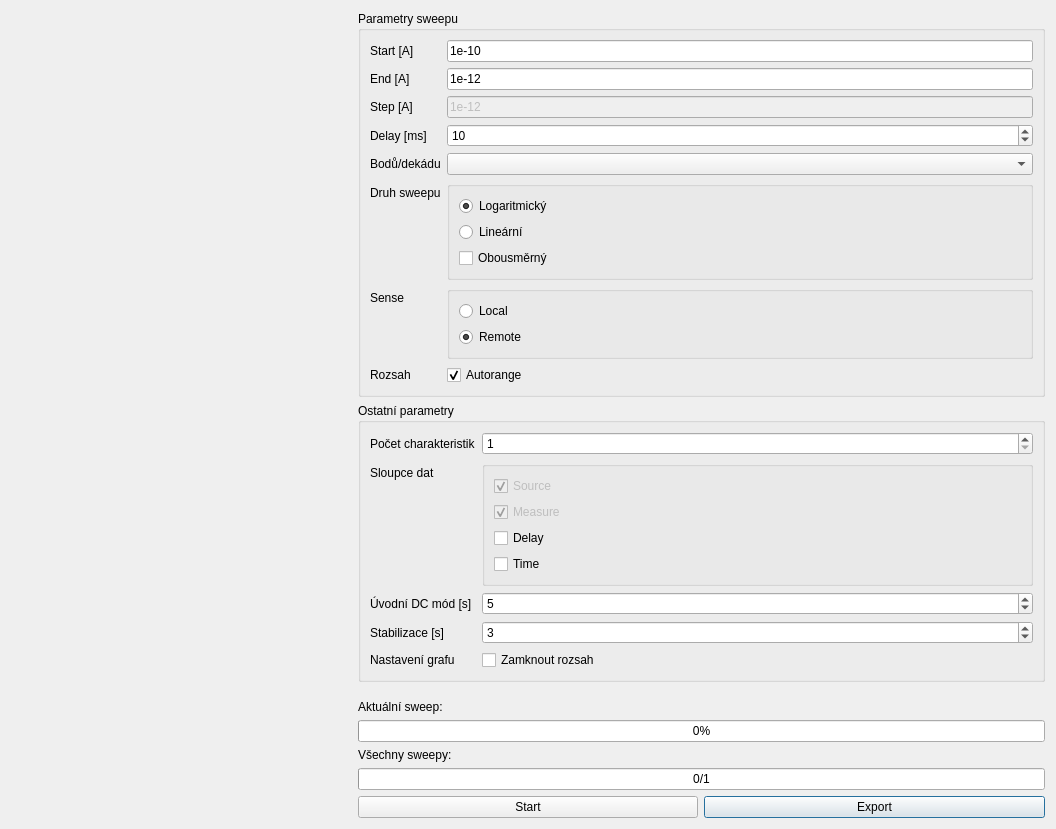
First picture: the form in gui.ui, repository roesel/k237, before the edit.
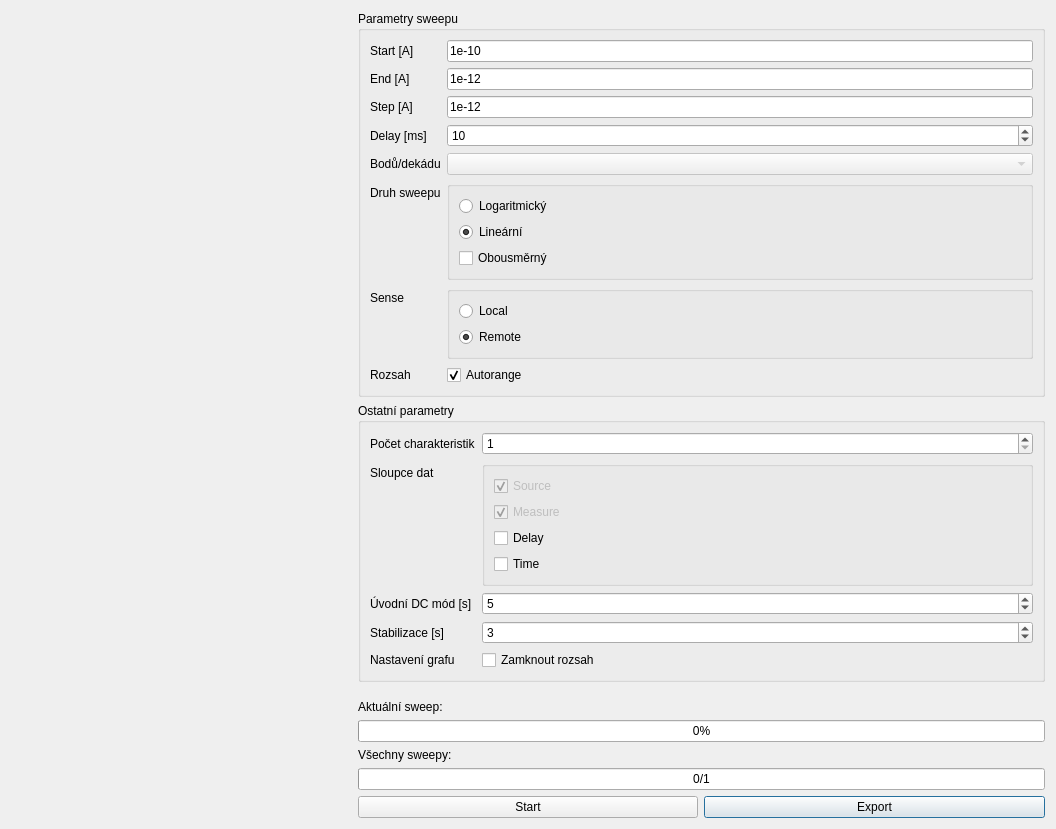
Second picture: the form after the edit. Icons and pictures are not drawn.

What changed in the file:
```diff
--- a/gui.ui
+++ b/gui.ui
@@ -112,7 +112,7 @@
       <item row="2" column="1">
        <widget class="QLineEdit" name="stepEdit">
         <property name="enabled">
-         <bool>false</bool>
+         <bool>true</bool>
         </property>
         <property name="text">
          <string>1e-12</string>
@@ -144,7 +144,11 @@
        </widget>
       </item>
       <item row="4" column="1">
-       <widget class="QComboBox" name="decadeComboBox"/>
+       <widget class="QComboBox" name="decadeComboBox">
+        <property name="enabled">
+         <bool>false</bool>
+        </property>
+       </widget>
       </item>
       <item row="5" column="0">
        <widget class="QLabel" name="label">
@@ -165,7 +169,7 @@
             <string>Logaritmický</string>
            </property>
            <property name="checked">
-            <bool>true</bool>
+            <bool>false</bool>
            </property>
           </widget>
          </item>
@@ -177,6 +181,9 @@
            <property name="text">
             <string>Lineární</string>
            </property>
+           <property name="checked">
+            <bool>true</bool>
+           </property>
           </widget>
          </item>
          <item>
```
